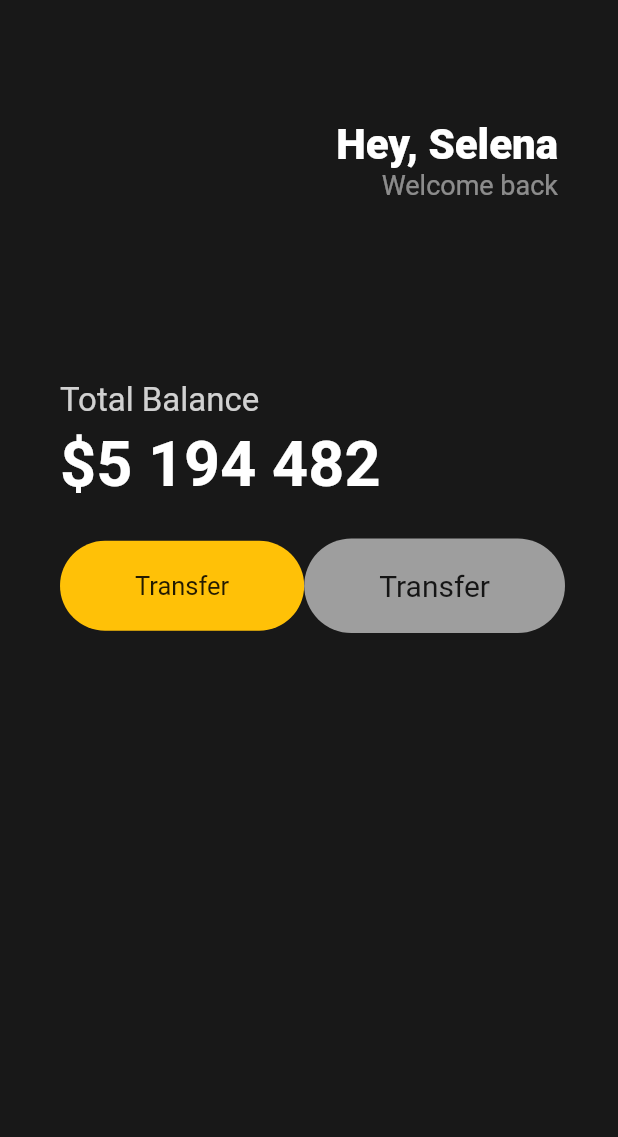
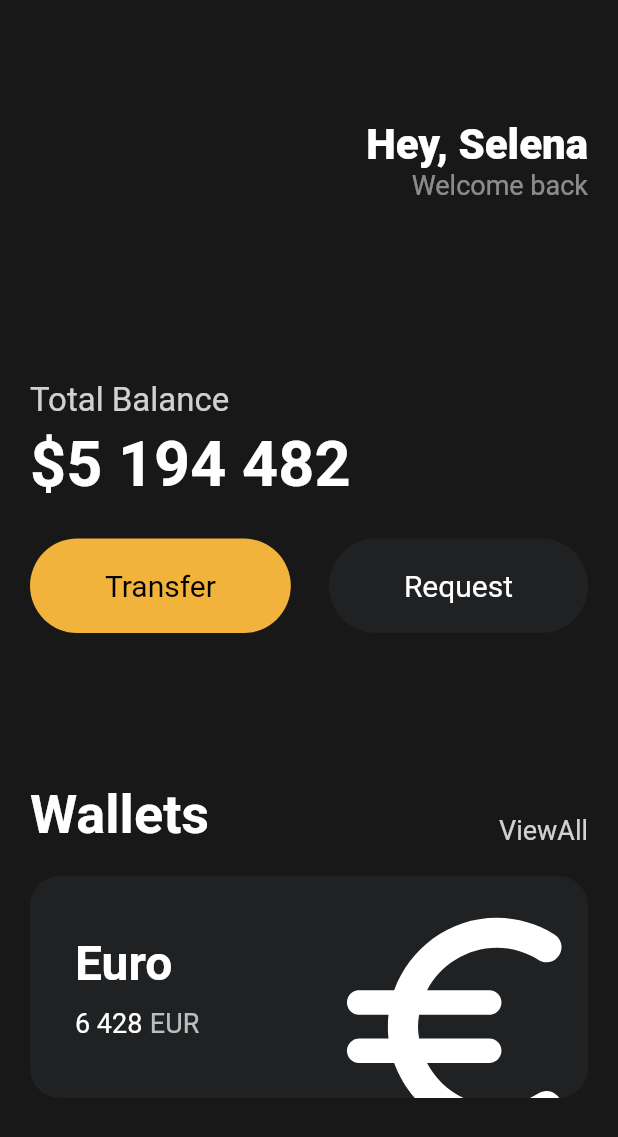
Before and after one commit to alsgud8311/flutter_practice, a Flutter app: the screen it shows after launch, on a phone screen of 412 x 824 dp. Shown: the top 1137 px of the screen. Run offline on Flutter 3.47's test engine with Material 2 defaults, Android fonts, the phone set to English and light mode, and no system bars.

Commit message:
feat: card widget update

```diff
--- a/lib/main.dart
+++ b/lib/main.dart
@@ -1,6 +1,8 @@
 import 'package:flutter/material.dart';
 
-void main() {
+import 'widgets/button.dart';
+
+void main() async {
   runApp(const App());
 }
 
@@ -14,7 +16,7 @@ class App extends StatelessWidget {
         backgroundColor: const Color(0xFF181818),
         body: Padding(
           padding: const EdgeInsets.symmetric(
-            horizontal: 40,
+            horizontal: 20,
           ),
           child: Column(
             crossAxisAlignment: CrossAxisAlignment.start,
@@ -70,44 +72,106 @@ class App extends StatelessWidget {
               const SizedBox(
                 height: 25,
               ),
+              const Row(
+                mainAxisAlignment: MainAxisAlignment.spaceBetween,
+                children: [
+                  Button(
+                      text: 'Transfer',
+                      bgColor: Color(0xFFF1B33B),
+                      textColor: Colors.black),
+                  Button(
+                    text: 'Request',
+                    bgColor: Color(0xFF1F2123),
+                    textColor: Colors.white,
+                  )
+                ],
+              ),
+              const SizedBox(
+                height: 100,
+              ),
               Row(
+                mainAxisAlignment: MainAxisAlignment.spaceBetween,
+                crossAxisAlignment: CrossAxisAlignment.end,
                 children: [
-                  Container(
-                    decoration: BoxDecoration(
-                        color: Colors.amber,
-                        borderRadius: BorderRadius.circular(45)),
-                    margin: EdgeInsets(30),
-                    child: const Padding(
-                      padding: EdgeInsets.symmetric(
-                        vertical: 20,
-                        horizontal: 50,
-                      ),
-                      child: Text(
-                        'Transfer',
-                        style: TextStyle(
-                          fontSize: 17,
-                        ),
-                      ),
-                    ),
-                  ),
-                  Container(
-                    decoration: BoxDecoration(
-                        color: Colors.grey,
-                        borderRadius: BorderRadius.circular(45)),
-                    child: const Padding(
-                      padding: EdgeInsets.symmetric(
-                        vertical: 20,
-                        horizontal: 50,
-                      ),
-                      child: Text(
-                        'Transfer',
-                        style: TextStyle(
-                          fontSize: 20,
-                        ),
-                      ),
+                  const Text('Wallets',
+                      style: TextStyle(
+                        color: Colors.white,
+                        fontSize: 36,
+                        fontWeight: FontWeight.w600,
+                      )),
+                  Text(
+                    'ViewAll',
+                    style: TextStyle(
+                      color: Colors.white.withOpacity(0.8),
+                      fontSize: 18,
                     ),
                   ),
                 ],
+              ),
+              const SizedBox(
+                height: 20,
+              ),
+              Container(
+                clipBehavior: Clip.hardEdge,
+                decoration: BoxDecoration(
+                    color: const Color(0xFF1F2123),
+                    borderRadius: BorderRadius.circular(20)),
+                child: Padding(
+                  padding: const EdgeInsets.all(30),
+                  child: Row(
+                    mainAxisAlignment: MainAxisAlignment.spaceBetween,
+                    children: [
+                      Column(
+                        crossAxisAlignment: CrossAxisAlignment.start,
+                        children: [
+                          const Text(
+                            'Euro',
+                            style: TextStyle(
+                              color: Colors.white,
+                              fontSize: 32,
+                              fontWeight: FontWeight.w600,
+                            ),
+                          ),
+                          const SizedBox(
+                            height: 10,
+                          ),
+                          Row(
+                            children: [
+                              const Text(
+                                '6 428',
+                                style: TextStyle(
+                                  color: Colors.white,
+                                  fontSize: 18,
+                                ),
+                              ),
+                              const SizedBox(
+                                width: 5,
+                              ),
+                              Text(
+                                'EUR',
+                                style: TextStyle(
+                                  color: Colors.white.withOpacity(0.7),
+                                  fontSize: 18,
+                                ),
+                              )
+                            ],
+                          )
+                        ],
+                      ),
+                      Transform.scale(
+                        scale: 2.2,
+                        child: Transform.translate(
+                          offset: const Offset(-5, 12),
+                          child: const Icon(
+                            Icons.euro_rounded,
+                            color: Colors.white,
+                            size: 88,
+                          ),
+                        ),
+                      )
+                    ],
+                  ),
+                ),
               ),
             ],
           ),
--- /dev/null
+++ b/lib/widgets/button.dart
@@ -0,0 +1,36 @@
+import 'package:flutter/material.dart';
+
+class Button extends StatelessWidget {
+  final String text;
+  final Color bgColor;
+  final Color textColor;
+
+  const Button({
+    super.key,
+    required this.text,
+    required this.bgColor,
+    required this.textColor,
+  });
+
+  // ignore: empty_constructor_bodies
+  @override
+  Widget build(BuildContext context) {
+    return Container(
+      decoration: BoxDecoration(
+          color: bgColor, borderRadius: BorderRadius.circular(45)),
+      child: Padding(
+        padding: const EdgeInsets.symmetric(
+          vertical: 20,
+          horizontal: 50,
+        ),
+        child: Text(
+          text,
+          style: TextStyle(
+            fontSize: 20,
+            color: textColor,
+          ),
+        ),
+      ),
+    );
+  }
+}
```
Also changed, not shown: lib/widgets/card.dart (added), 1 other file.
